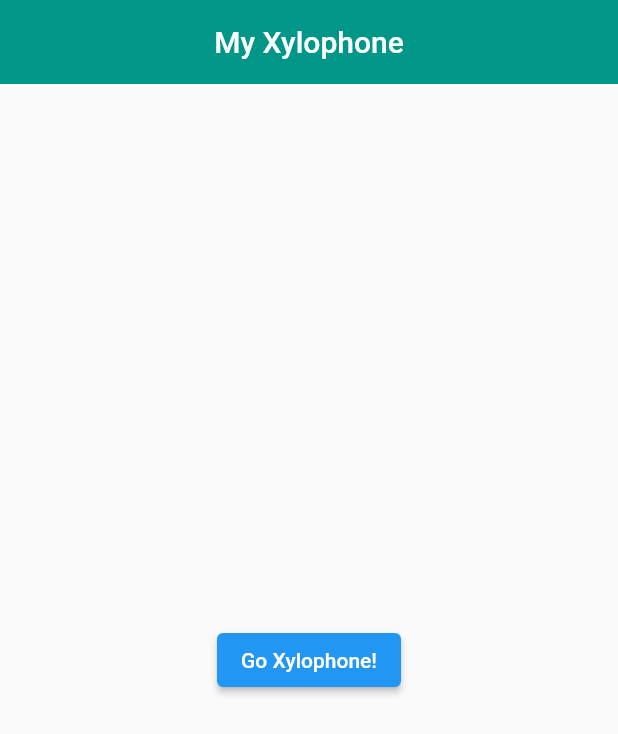
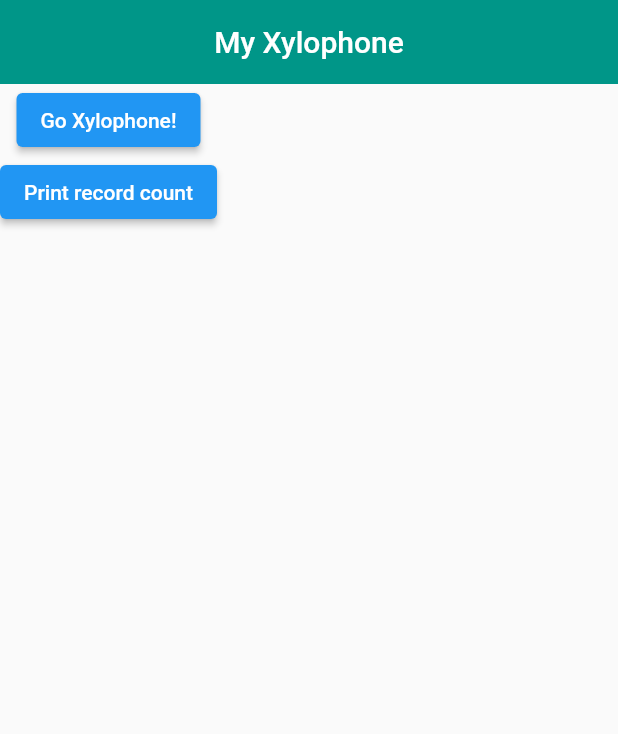
Before and after one commit to saturday-night-study/my_piano_app, a Flutter app: the screen it shows after launch, on a phone screen of 412 x 824 dp. Shown: the top 734 px of the screen. Run offline on Flutter 3.47's test engine with Material 2 defaults, Android fonts, the phone set to English and light mode, and no system bars; our stand-ins replace audioplayers.

Commit message:
feat: 연주 저장 기능 구현

```diff
--- a/lib/home_page.dart
+++ b/lib/home_page.dart
@@ -1,5 +1,6 @@
 import 'package:flutter/material.dart';
 import 'package:my_xylophone_app/orientation_util.dart';
+import 'package:my_xylophone_app/record/record_repository.dart';
 import 'package:my_xylophone_app/xylophone_page.dart';
 
 class HomePage extends StatefulWidget {
@@ -23,8 +24,9 @@ class _HomePageState extends State<HomePage> {
       appBar: AppBar(
         title: const Text("My Xylophone"),
       ),
-      body: Center(
-        child: ElevatedButton(
+      body: Column(
+        children: [
+          ElevatedButton(
             onPressed: () {
               Navigator.push(
                 context,
@@ -33,6 +35,13 @@ class _HomePageState extends State<HomePage> {
             },
             child: Text("Go Xylophone!"),
           ),
+          ElevatedButton(
+            onPressed: () {
+              print(RecordRepository().count);
+            },
+            child: Text("Print record count"),
+          ),
+        ],
       ),
     );
   }
--- a/lib/main.dart
+++ b/lib/main.dart
@@ -1,7 +1,7 @@
 import 'package:flutter/material.dart';
 import 'package:my_xylophone_app/home_page.dart';
 
-void main() {
+void main() async {
   runApp(MaterialApp(
     home: const HomePage(),
     debugShowCheckedModeBanner: false,
--- /dev/null
+++ b/lib/record/record.dart
@@ -0,0 +1,13 @@
+import 'package:my_xylophone_app/record/notes.dart';
+
+class Record {
+  final String title;
+  final Notes notes;
+  final DateTime saveAt;
+
+  Record({
+    required this.title,
+    required this.notes,
+    required this.saveAt,
+  });
+}
--- /dev/null
+++ b/lib/record/record_repository.dart
@@ -0,0 +1,27 @@
+import 'package:my_xylophone_app/record/notes.dart';
+import 'package:my_xylophone_app/record/record.dart';
+
+class RecordRepository {
+  static final _instance = RecordRepository._internal();
+
+  factory RecordRepository() {
+    return _instance;
+  }
+
+  RecordRepository._internal();
+
+  final List<Record> _records = [];
+
+  int get count => _records.length;
+
+  void add({
+    required String title,
+    required Notes notes,
+  }) {
+    _records.add(Record(
+      title: title,
+      notes: notes,
+      saveAt: DateTime.now(),
+    ));
+  }
+}
--- a/lib/record/recorder.dart
+++ b/lib/record/recorder.dart
@@ -24,6 +24,7 @@ class Recorder {
 
   Timer? _timer;
   Notes? _notes;
+  Notes? get notes => _notes;
 
   void recordStart() {
     if (_state.isStarted) {
```
Also changed, not shown: lib/xylophone_page.dart (+14 -3 lines). Lines whose indentation alone changed are shown as unchanged.
